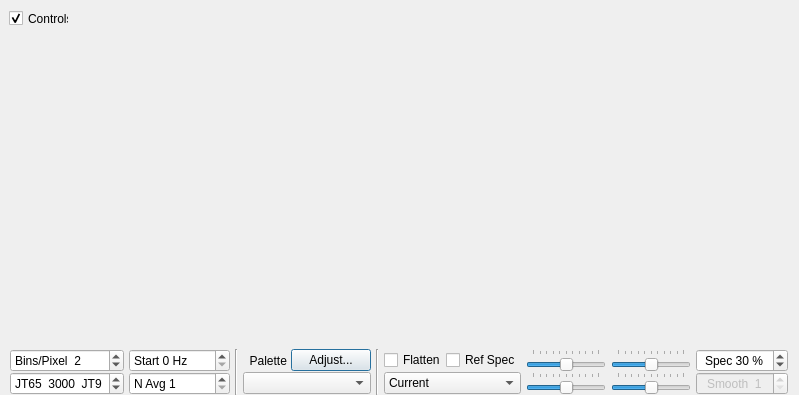
Before: the Qt Designer form widegraph.ui in saitohirga/WSJT-X, drawn with Qt 5.
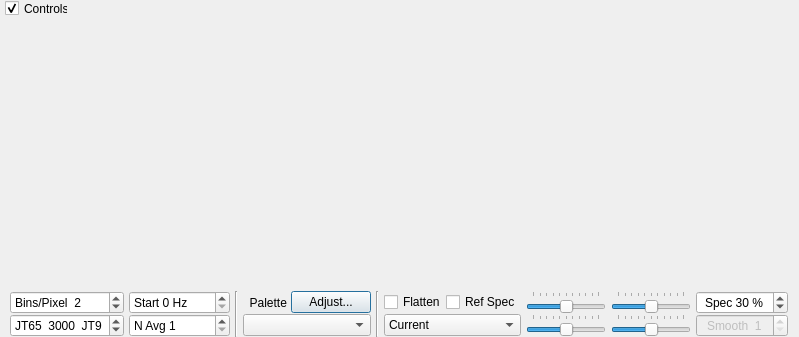
After: the same form once the commit is applied. Custom widgets are drawn as their Qt base class.

Diff of the .ui file:
```diff
--- a/widegraph.ui
+++ b/widegraph.ui
@@ -7,7 +7,7 @@
     <x>0</x>
     <y>0</y>
     <width>799</width>
-    <height>395</height>
+    <height>337</height>
    </rect>
   </property>
   <property name="windowTitle">
@@ -34,6 +34,12 @@
      <property name="enabled">
       <bool>true</bool>
      </property>
+     <property name="sizePolicy">
+      <sizepolicy hsizetype="Preferred" vsizetype="MinimumExpanding">
+       <horstretch>0</horstretch>
+       <verstretch>0</verstretch>
+      </sizepolicy>
+     </property>
      <property name="minimumSize">
       <size>
        <width>400</width>
@@ -52,18 +58,12 @@
      <widget class="QCheckBox" name="cbControls">
       <property name="geometry">
        <rect>
-        <x>9</x>
-        <y>10</y>
-        <width>60</width>
+        <x>5</x>
+        <y>0</y>
+        <width>63</width>
         <height>17</height>
        </rect>
       </property>
-      <property name="maximumSize">
-       <size>
-        <width>65</width>
-        <height>16777215</height>
-       </size>
-      </property>
       <property name="text">
        <string>Controls</string>
       </property>
@@ -76,7 +76,7 @@
    <item>
     <widget class="QWidget" name="controls_widget" native="true">
      <property name="sizePolicy">
-      <sizepolicy hsizetype="Preferred" vsizetype="Fixed">
+      <sizepolicy hsizetype="Preferred" vsizetype="Maximum">
        <horstretch>0</horstretch>
        <verstretch>0</verstretch>
       </sizepolicy>
```
